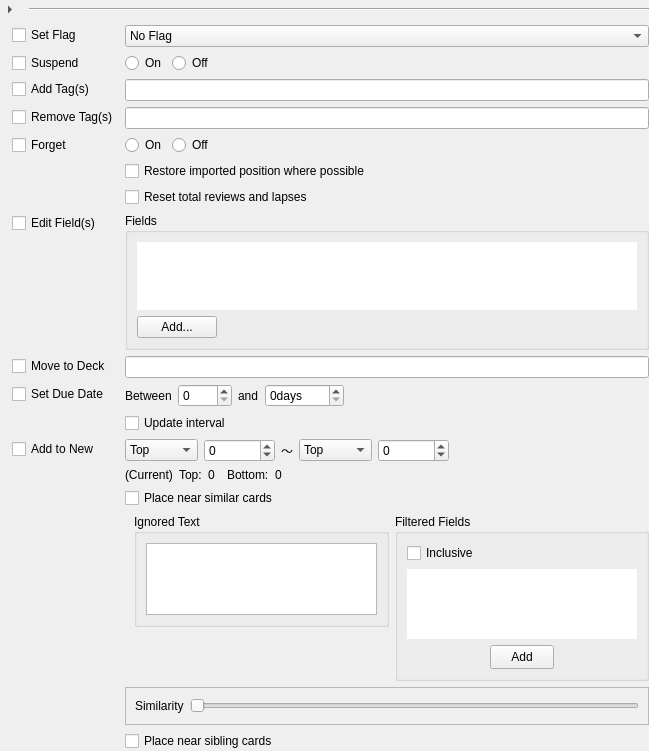
The window that res/ui/actions_form.ui (iamjustkoi/LeechToolkit) describes before a commit, drawn with Qt 5.
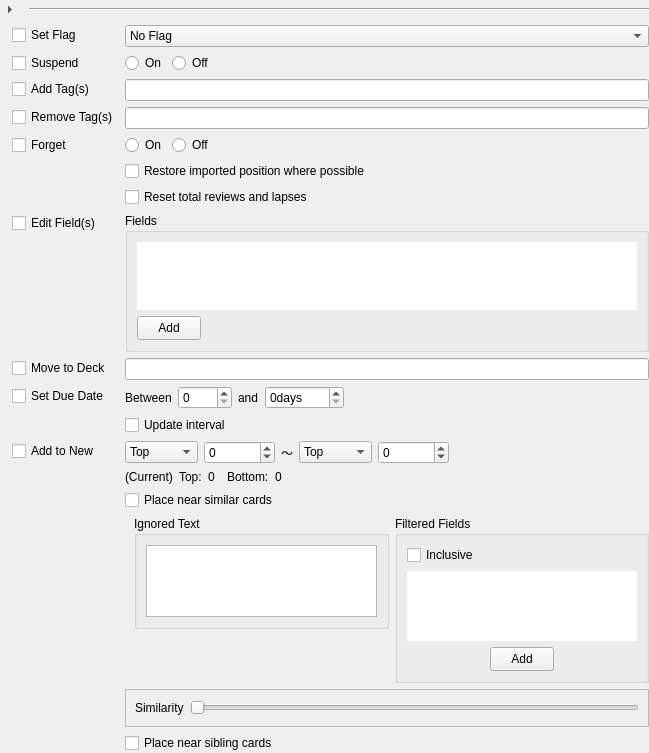
The same window after the commit. Custom widgets are drawn as their Qt base class.

Commit message: Implemented loading for new edit field UI

The edit to the form file:
```diff
--- a/res/ui/actions_form.ui
+++ b/res/ui/actions_form.ui
@@ -7,7 +7,7 @@
     <x>0</x>
     <y>0</y>
     <width>649</width>
-    <height>739</height>
+    <height>740</height>
    </rect>
   </property>
   <property name="sizePolicy">
@@ -882,9 +882,6 @@
                          <property name="toolButtonStyle">
                           <enum>Qt::ToolButtonTextOnly</enum>
                          </property>
-                         <property name="arrowType">
-                          <enum>Qt::NoArrow</enum>
-                         </property>
                         </widget>
                        </item>
                       </layout>
@@ -970,15 +967,27 @@
           </widget>
          </item>
          <item>
-          <widget class="QPushButton" name="editAddFieldButton">
+             <widget class="QToolButton" name="editAddFieldButton">
            <property name="sizePolicy">
             <sizepolicy hsizetype="Maximum" vsizetype="Fixed">
              <horstretch>0</horstretch>
              <verstretch>0</verstretch>
             </sizepolicy>
            </property>
+                 <property name="minimumSize">
+                     <size>
+                         <width>64</width>
+                         <height>24</height>
+                     </size>
+                 </property>
            <property name="text">
-            <string>Add...</string>
+                     <string>Add</string>
+                 </property>
+                 <property name="popupMode">
+                     <enum>QToolButton::InstantPopup</enum>
+                 </property>
+                 <property name="toolButtonStyle">
+                     <enum>Qt::ToolButtonTextOnly</enum>
            </property>
           </widget>
          </item>
```
Lines whose indentation alone changed are shown as unchanged. The commit also changes 5 other files.
